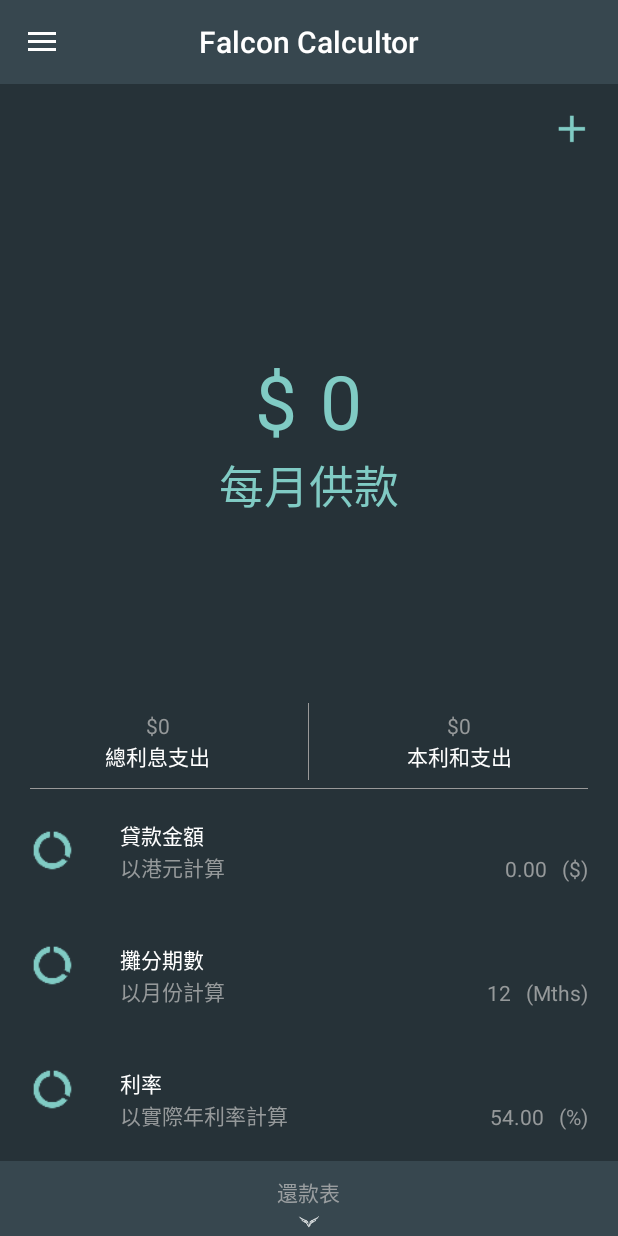
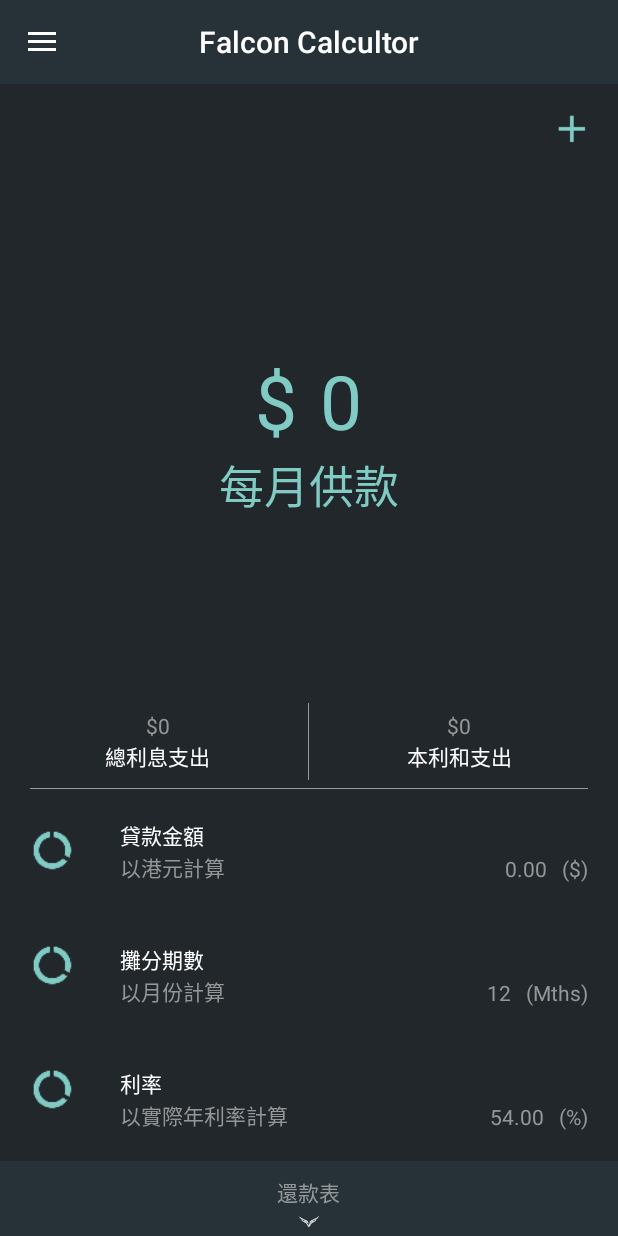
Before and after one commit to laibi0923/FalconCalcultor, an Android app: the screen it shows after launch (Activity_Main), on a phone screen of 412 x 824 dp. Run offline under Robolectric (Android 15) with nearby library versions, the phone set to English and light mode, and no system bars; our stand-ins replace ButterKnife.

Commit message:
Update on 18/12/2017

```diff
--- a/app/src/main/java/com/savtor/falconcalcultor/Activity_Main.java
+++ b/app/src/main/java/com/savtor/falconcalcultor/Activity_Main.java
@@ -57,7 +57,7 @@
         if (Build.VERSION.SDK_INT >= Build.VERSION_CODES.LOLLIPOP) {
             Window window = getWindow();
             window.addFlags(WindowManager.LayoutParams.FLAG_DRAWS_SYSTEM_BAR_BACKGROUNDS);
-            window.setStatusBarColor(getResources().getColor(R.color.blue_grey_800));
+            window.setStatusBarColor(getResources().getColor(R.color.blue_grey_900));
             window.setNavigationBarColor(getResources().getColor(R.color.blue_grey_900));
         }
 
--- a/app/src/main/res/layout/activity_main.xml
+++ b/app/src/main/res/layout/activity_main.xml
@@ -16,7 +16,7 @@
             android:id="@+id/mToolbar"
             android:layout_width="match_parent"
             android:layout_height="?attr/actionBarSize"
-            android:background="@color/material_blue_grey_800"
+            android:background="@color/material_blue_grey_900"
             android:titleTextColor="@color/TextColor_White"
             android:theme="@style/ThemeOverlay.AppCompat.Dark.ActionBar">
 
--- a/app/src/main/res/layout/cal_main.xml
+++ b/app/src/main/res/layout/cal_main.xml
@@ -7,7 +7,7 @@
 	android:layout_height="match_parent"
 	app:layout_scrollFlags="scroll|snap|exitUntilCollapsed"
 	android:minHeight="50dp"
-	android:background="@color/blue_grey_900">
+	android:background="@color/blue_grey_950">
 
 	<LinearLayout
 		android:layout_width="match_parent"
@@ -427,7 +427,7 @@
 			android:layout_width="match_parent"
 			android:layout_height="match_parent"
 			android:clickable="false"
-			android:background="@color/blue_grey_800"
+			android:background="@color/blue_grey_900"
 			android:visibility="visible"
 			android:gravity="center"
 			android:paddingTop="10dp">
--- a/app/src/main/res/layout/schedule_fragment.xml
+++ b/app/src/main/res/layout/schedule_fragment.xml
@@ -18,7 +18,7 @@
             android:layout_width="match_parent"
             android:layout_height="50dp"
             android:clickable="false"
-            android:background="@color/material_blue_grey_800"
+            android:background="@color/material_blue_grey_900"
             android:orientation="vertical"
             android:paddingTop="10dp"
             android:paddingBottom="0dp"
@@ -31,7 +31,7 @@
                 android:text="@string/schedule_btn_text"
                 android:id="@+id/textView21"
                 android:paddingTop="5dp"
-                android:textColor="#FFFFFF" />
+                android:textColor="@color/TextColor_Gray" />
 
             <ImageView
                 android:layout_width="wrap_content"
--- a/app/src/main/res/values-v21/styles.xml
+++ b/app/src/main/res/values-v21/styles.xml
@@ -3,7 +3,7 @@
 	<style name="AppTheme" parent="Theme.AppCompat.Light.NoActionBar">
 
 		<item name="colorPrimary">#424242</item>
-		<item name="colorPrimaryDark">#ff37474f</item>
+		<item name="colorPrimaryDark">@color/colorPrimaryDark</item>
 		<item name="colorAccent">#80CBC4</item>
 		<item name="android:windowContentTransitions">true</item>
 
```
